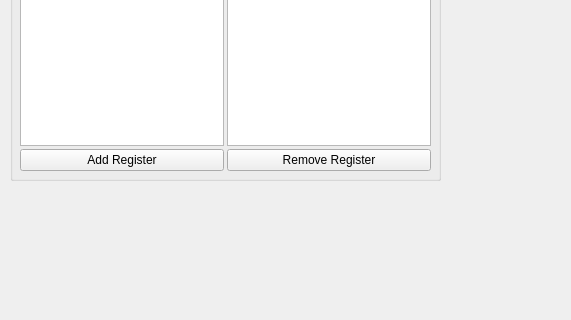
Yourp/UWOWDevelopHelper, file mainwindow.ui: the form before one commit; both pictures show x 0 to 571 and y 288 to 608 of the 958 by 730 pixel window.
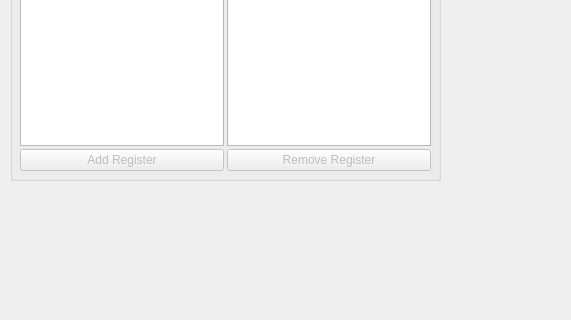
The form after the commit.

Commit message: добавление регистров при нажатии кнопки

Diff of the .ui file:
```diff
--- a/mainwindow.ui
+++ b/mainwindow.ui
@@ -120,7 +120,10 @@
          <widget class="QListWidget" name="StaticRegisters"/>
         </item>
         <item>
-         <widget class="QPushButton" name="pushButton_2">
+         <widget class="QPushButton" name="PB_AddRegister">
+          <property name="enabled">
+           <bool>false</bool>
+          </property>
           <property name="text">
            <string>Add Register</string>
           </property>
@@ -276,7 +279,10 @@
          </widget>
         </item>
         <item>
-         <widget class="QPushButton" name="pushButton_3">
+         <widget class="QPushButton" name="PB_RemoveRegister">
+          <property name="enabled">
+           <bool>false</bool>
+          </property>
           <property name="text">
            <string>Remove Register</string>
           </property>
```
Left out of the diff: 12 changed lines with no effect on the pictures. The commit also changes 5 other files.
